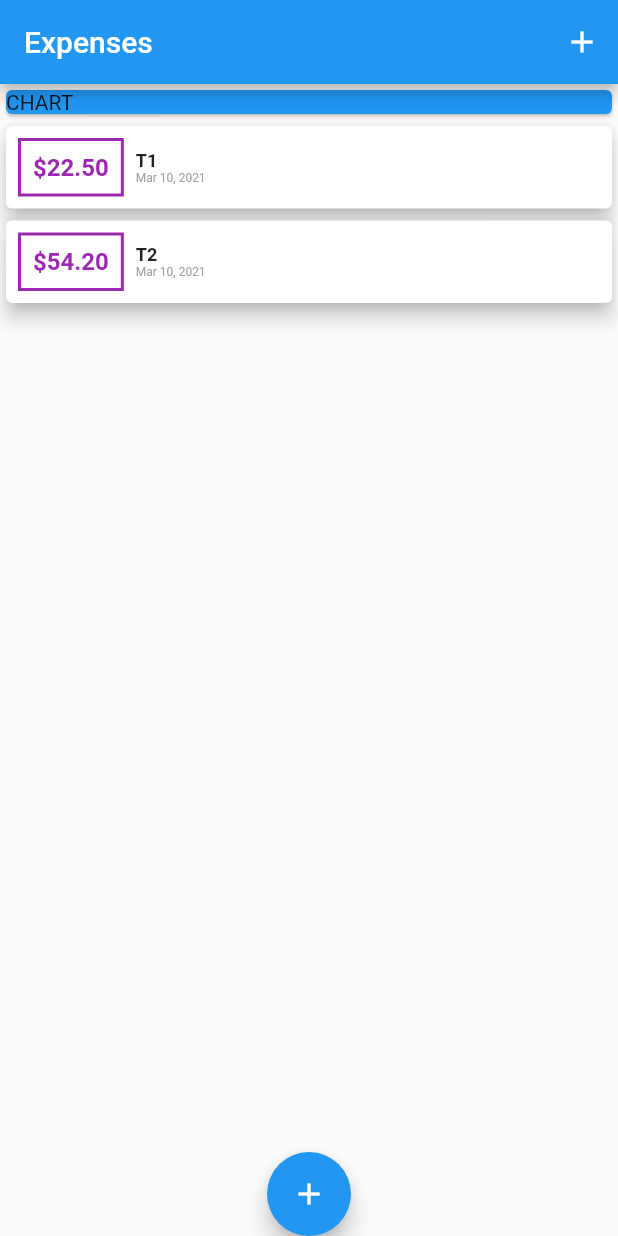
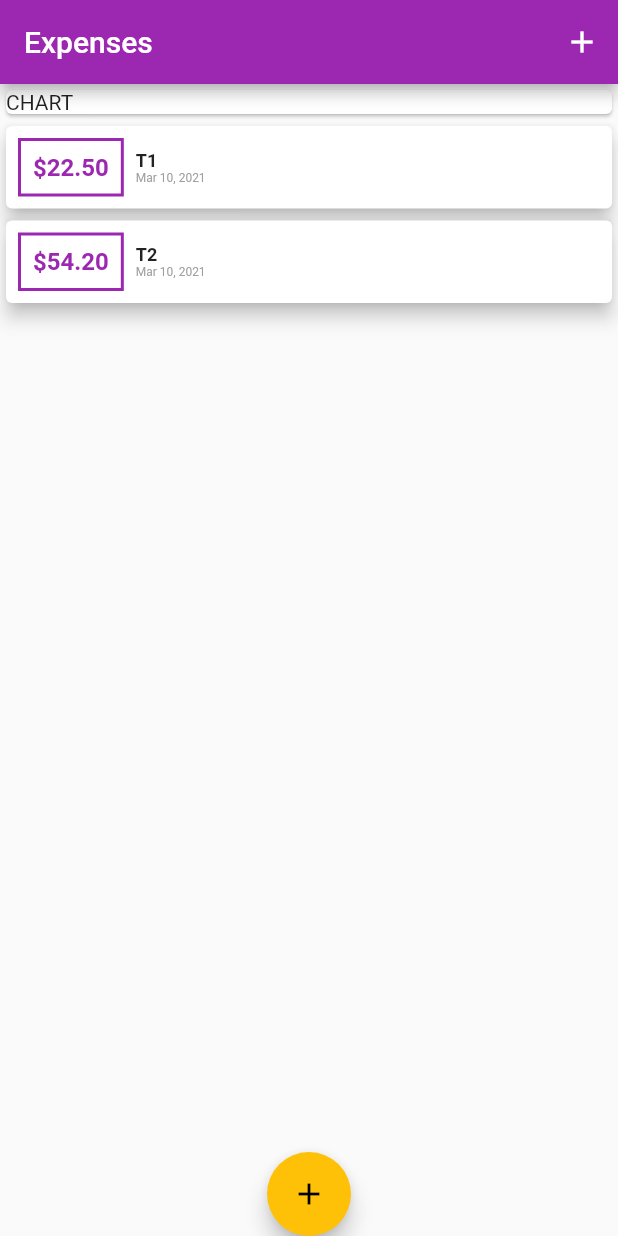
Before and after one commit to amrhesham95/Flutter2_Personal_Expenses_App, a Flutter app: the screen it shows after launch, on a phone screen of 412 x 824 dp. Run offline on Flutter 3.47's test engine with Material 2 defaults, Android fonts, the phone set to English and light mode, and no system bars.

Commit message:
applying theme

```diff
--- a/personal_expenses_app/lib/main.dart
+++ b/personal_expenses_app/lib/main.dart
@@ -5,6 +5,7 @@ import 'models/transaction.dart';
 
 void main() {
   runApp(MaterialApp(
+    theme: ThemeData(primarySwatch: Colors.purple, accentColor: Colors.amber),
     home: MyHomePage(),
   ));
 }
@@ -54,8 +55,7 @@ class _MyHomePageState extends State<MyHomePage> {
 
   @override
   Widget build(BuildContext context) {
-    return MaterialApp(
-        home: Scaffold(
+    return Scaffold(
       appBar: AppBar(
         title: Text("Expenses"),
         actions: [
@@ -75,7 +75,6 @@ class _MyHomePageState extends State<MyHomePage> {
             Container(
               child: Card(
                 child: Text("CHART"),
-                color: Colors.blue,
               ),
             ),
             TransactionsList(
@@ -89,6 +88,6 @@ class _MyHomePageState extends State<MyHomePage> {
         onPressed: () => {},
       ),
       floatingActionButtonLocation: FloatingActionButtonLocation.centerDocked,
-    ));
+    );
   }
 }
--- a/personal_expenses_app/lib/widgets/transactions_list.dart
+++ b/personal_expenses_app/lib/widgets/transactions_list.dart
@@ -19,7 +19,7 @@ class TransactionsList extends StatelessWidget {
                 Container(
                   decoration: BoxDecoration(
                     border: Border.all(
-                      color: Colors.purple,
+                      color: Theme.of(context).primaryColor,
                       width: 2,
                     ),
                   ),
@@ -30,7 +30,7 @@ class TransactionsList extends StatelessWidget {
                     style: TextStyle(
                         fontWeight: FontWeight.bold,
                         fontSize: 16,
-                        color: Colors.purple),
+                        color: Theme.of(context).primaryColor),
                   ),
                 ),
                 Column(
```
